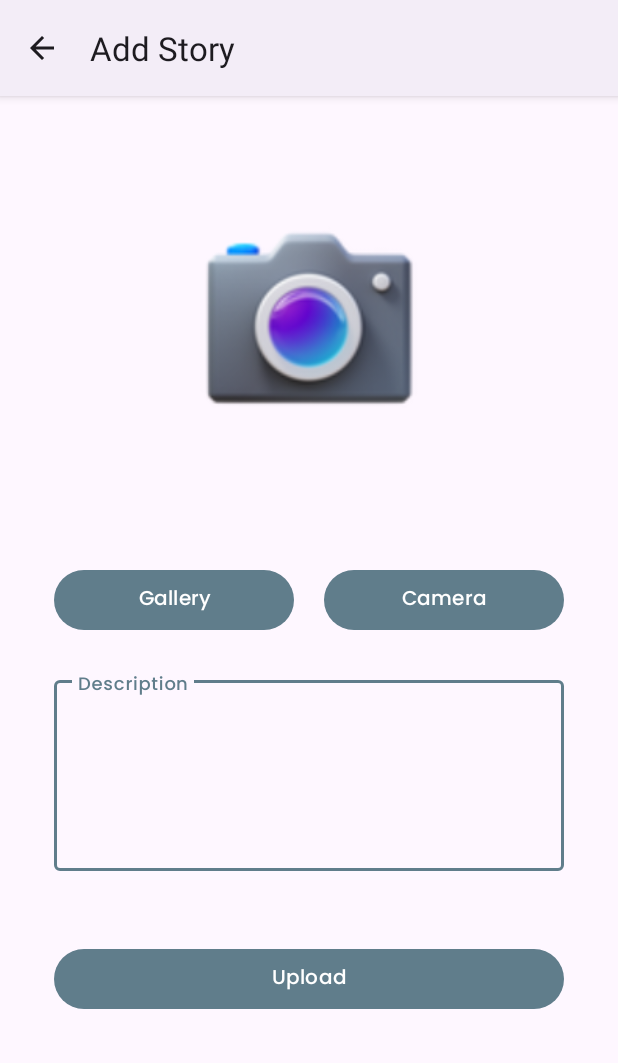
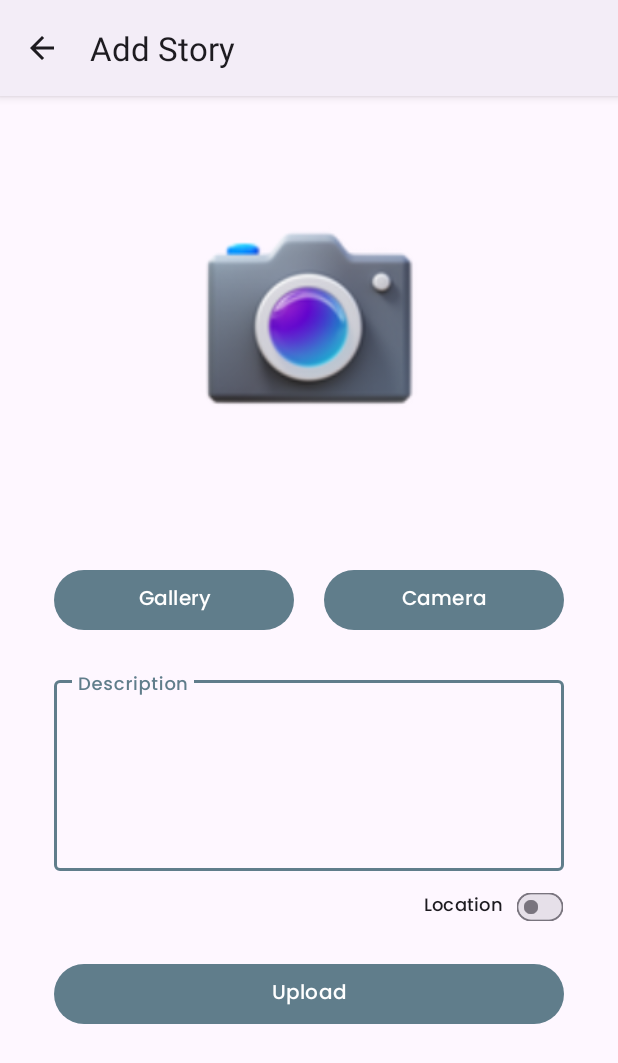
Before and after one commit to RifqiMuafa20/My-Story-App, an Android app: the AddStoryActivity screen opened directly, with no data from a screen before it, after a tap on "Upload", on a phone screen of 412 x 824 dp. Shown: the top 1063 px of the screen. Run offline under Robolectric (Android 15) with nearby library versions, the phone set to English and light mode, and no system bars; network calls fail; pictures from the network do not load.

Commit message:
feature: implement the location feature when uploading stories

```diff
--- a/app/build.gradle.kts
+++ b/app/build.gradle.kts
@@ -51,6 +51,7 @@ dependencies {
     implementation("com.google.android.material:material:1.12.0")
     implementation("androidx.constraintlayout:constraintlayout:2.1.4")
     implementation("com.google.android.gms:play-services-maps:18.2.0")
+    implementation("com.google.android.gms:play-services-location:21.3.0")
     testImplementation("junit:junit:4.13.2")
     androidTestImplementation("androidx.test.ext:junit:1.1.5")
     androidTestImplementation("androidx.test.espresso:espresso-core:3.5.1")
--- a/app/src/main/java/com/d121211063/mystoryapp/data/UserRepository.kt
+++ b/app/src/main/java/com/d121211063/mystoryapp/data/UserRepository.kt
@@ -78,10 +78,12 @@ class UserRepository private constructor(
 
     suspend fun uploadStory(
         file: MultipartBody.Part,
-        description: RequestBody
+        description: RequestBody,
+        lat: RequestBody? = null,
+        lon: RequestBody? = null
     ): Result<FileUploadResponse> {
         return try {
-            val response = apiService.uploadImage(file, description)
+            val response = apiService.uploadImage(file, description, lat, lon)
             Result.Success(response)
         } catch (e: Exception) {
             Result.Error(e.message ?: R.string.an_unknown_error_occurred.toString())
--- a/app/src/main/java/com/d121211063/mystoryapp/data/remote/retrofit/ApiService.kt
+++ b/app/src/main/java/com/d121211063/mystoryapp/data/remote/retrofit/ApiService.kt
@@ -46,5 +46,7 @@ interface ApiService {
     suspend fun uploadImage(
         @Part file: MultipartBody.Part,
         @Part("description") description: RequestBody,
+        @Part("lat") lat: RequestBody?,
+        @Part("lon") lon: RequestBody?,
     ): FileUploadResponse
 }
--- a/app/src/main/java/com/d121211063/mystoryapp/ui/add/AddStoryActivity.kt
+++ b/app/src/main/java/com/d121211063/mystoryapp/ui/add/AddStoryActivity.kt
@@ -3,10 +3,12 @@ package com.d121211063.mystoryapp.ui.add
 import android.Manifest
 import android.content.Intent
 import android.content.pm.PackageManager
+import android.location.Location
 import android.net.Uri
 import android.os.Bundle
 import android.view.MenuItem
 import android.view.View
+import android.widget.CompoundButton
 import android.widget.Toast
 import androidx.activity.result.PickVisualMediaRequest
 import androidx.activity.result.contract.ActivityResultContracts
@@ -20,6 +22,8 @@ import com.d121211063.mystoryapp.ui.main.MainActivity
 import com.d121211063.mystoryapp.util.getImageUri
 import com.d121211063.mystoryapp.util.reduceFileImage
 import com.d121211063.mystoryapp.util.uriToFile
+import com.google.android.gms.location.FusedLocationProviderClient
+import com.google.android.gms.location.LocationServices
 import okhttp3.MediaType.Companion.toMediaType
 import okhttp3.MultipartBody
 import okhttp3.RequestBody.Companion.asRequestBody
@@ -30,6 +34,9 @@ class AddStoryActivity : AppCompatActivity() {
     private lateinit var binding: ActivityAddStoryBinding
     private lateinit var viewModel: AddStoryViewModel
     private var currentImageUri: Uri? = null
+    private lateinit var fusedLocationClient: FusedLocationProviderClient
+    private var lat: Double? = null
+    private var lon: Double? = null
 
     private val requestPermissionLauncher =
         registerForActivityResult(
@@ -42,18 +49,35 @@ class AddStoryActivity : AppCompatActivity() {
             }
         }
 
-    private fun allPermissionsGranted() =
+    private fun cameraPermissionsGranted() =
         ContextCompat.checkSelfPermission(
             this,
             REQUIRED_PERMISSION
         ) == PackageManager.PERMISSION_GRANTED
+
+    private fun getMyLocation() {
+        if (ContextCompat.checkSelfPermission(
+                this.applicationContext,
+                Manifest.permission.ACCESS_FINE_LOCATION
+            ) == PackageManager.PERMISSION_GRANTED
+        ) {
+            fusedLocationClient.lastLocation.addOnSuccessListener { location: Location? ->
+                if (location != null) {
+                    lat = location.latitude
+                    lon = location.longitude
+                }
+            }
+        } else {
+            requestPermissionLauncher.launch(Manifest.permission.ACCESS_FINE_LOCATION)
+        }
+    }
 
     override fun onCreate(savedInstanceState: Bundle?) {
         super.onCreate(savedInstanceState)
         binding = ActivityAddStoryBinding.inflate(layoutInflater)
         setContentView(binding.root)
 
-        if (!allPermissionsGranted()) {
+        if (!cameraPermissionsGranted()) {
             requestPermissionLauncher.launch(REQUIRED_PERMISSION)
         }
 
@@ -68,6 +92,17 @@ class AddStoryActivity : AppCompatActivity() {
         binding.uploadButton.setOnClickListener {
             uploadImage()
         }
+
+        binding.materialSwitch.setOnCheckedChangeListener { _: CompoundButton?, isChecked: Boolean ->
+            if (isChecked) {
+                getMyLocation()
+            } else {
+                lat = null
+                lon = null
+            }
+        }
+
+        fusedLocationClient = LocationServices.getFusedLocationProviderClient(this);
 
         supportActionBar?.title = getString(R.string.add_story)
         supportActionBar?.setDisplayHomeAsUpEnabled(true)
@@ -137,6 +172,8 @@ class AddStoryActivity : AppCompatActivity() {
             val description = binding.edDescription.text.toString()
 
             val requestBody = description.toRequestBody("text/plain".toMediaType())
+            val requestLat = lat?.toString()?.toRequestBody("text/plain".toMediaType())
+            val requestLong = lon?.toString()?.toRequestBody("text/plain".toMediaType())
             val requestImageFile = imageFile.asRequestBody("image/jpeg".toMediaType())
             val multipartBody = MultipartBody.Part.createFormData(
                 "photo",
@@ -144,7 +181,7 @@ class AddStoryActivity : AppCompatActivity() {
                 requestImageFile
             )
 
-            viewModel.addStory(multipartBody, requestBody)
+            viewModel.addStory(multipartBody, requestBody, requestLat, requestLong)
 
         } ?: showToast(getString(R.string.empty_image_warning))
     }
--- a/app/src/main/java/com/d121211063/mystoryapp/ui/add/AddStoryViewModel.kt
+++ b/app/src/main/java/com/d121211063/mystoryapp/ui/add/AddStoryViewModel.kt
@@ -21,10 +21,15 @@
     private val _errorMessage = MutableLiveData<String?>()
     val errorMessage: LiveData<String?> = _errorMessage
 
-    fun addStory(file: MultipartBody.Part, description: RequestBody) {
+    fun addStory(
+        file: MultipartBody.Part,
+        description: RequestBody,
+        lat: RequestBody?,
+        lon: RequestBody?
+    ) {
         _isLoading.value = true
         viewModelScope.launch {
-            val result = repository.uploadStory(file, description)
+            val result = repository.uploadStory(file, description, lat, lon)
             _isLoading.value = false
 
             when (result) {
--- a/app/src/main/res/layout/activity_add_story.xml
+++ b/app/src/main/res/layout/activity_add_story.xml
@@ -36,8 +36,8 @@
             android:layout_height="wrap_content"
             android:layout_marginVertical="12dp"
             android:layout_marginEnd="20dp"
+            android:fontFamily="@font/poppins_medium"
             android:text="@string/gallery"
-            android:fontFamily="@font/poppins_medium"
             android:textSize="13sp"
             app:layout_constraintEnd_toEndOf="parent"
             app:layout_constraintEnd_toStartOf="@+id/cameraButton"
@@ -49,8 +49,8 @@
             android:id="@+id/cameraButton"
             android:layout_width="0dp"
             android:layout_height="wrap_content"
+            android:fontFamily="@font/poppins_medium"
             android:text="@string/camera"
-            android:fontFamily="@font/poppins_medium"
             android:textSize="13sp"
             app:layout_constraintEnd_toEndOf="@+id/uploadButton"
             app:layout_constraintStart_toEndOf="@+id/galleryButton"
@@ -73,27 +73,41 @@
                 android:layout_width="match_parent"
                 android:layout_height="wrap_content"
                 android:ems="10"
+                android:fontFamily="@font/poppins_medium"
                 android:gravity="top"
-                android:fontFamily="@font/poppins_medium"
-                android:textSize="12sp"
                 android:inputType="textMultiLine"
                 android:minLines="5"
+                android:textSize="12sp"
                 tools:ignore="SpeakableTextPresentCheck" />
 
         </com.google.android.material.textfield.TextInputLayout>
+
+        <com.google.android.material.materialswitch.MaterialSwitch
+            android:id="@+id/materialSwitch"
+            android:layout_width="wrap_content"
+            android:layout_height="match_parent"
+            android:layout_marginEnd="5dp"
+            android:checked="false"
+            android:fontFamily="@font/poppins_medium"
+            android:scaleX="0.6"
+            android:scaleY="0.6"
+            android:text="@string/input_location"
+            android:textSize="20sp"
+            app:layout_constraintEnd_toEndOf="parent"
+            app:layout_constraintTop_toBottomOf="@+id/descriptionEditTextLayout" />
 
         <Button
             android:id="@+id/uploadButton"
             android:layout_width="0dp"
             android:layout_height="wrap_content"
             android:layout_marginHorizontal="36dp"
-            android:layout_marginVertical="48dp"
+            android:layout_marginVertical="10dp"
+            android:fontFamily="@font/poppins_medium"
             android:text="@string/upload"
-            android:fontFamily="@font/poppins_medium"
             android:textSize="13sp"
             app:layout_constraintEnd_toEndOf="parent"
             app:layout_constraintStart_toStartOf="parent"
-            app:layout_constraintTop_toBottomOf="@+id/descriptionEditTextLayout" />
+            app:layout_constraintTop_toBottomOf="@+id/materialSwitch" />
 
     </androidx.constraintlayout.widget.ConstraintLayout>
 </ScrollView>
--- a/app/src/main/res/layout/activity_main.xml
+++ b/app/src/main/res/layout/activity_main.xml
@@ -22,8 +22,8 @@
         android:layout_width="48dp"
         android:layout_height="48dp"
         android:visibility="gone"
+        app:layout_anchor="@id/rvStories"
         app:layout_anchorGravity="center"
-        app:layout_anchor="@id/rvStories"
         tools:visibility="visible" />
 
     <com.google.android.material.floatingactionbutton.FloatingActionButton
@@ -31,6 +31,7 @@
         android:layout_width="wrap_content"
         android:layout_height="wrap_content"
         android:layout_margin="16dp"
+        android:contentDescription="@string/add_story"
         android:foregroundGravity="bottom"
         app:fabSize="normal"
         app:layout_anchor="@id/rvStories"
--- a/app/src/main/res/values/strings.xml
+++ b/app/src/main/res/values/strings.xml
@@ -48,4 +48,5 @@
     <string name="granted">Permission request granted</string>
     <string name="denied">Permission request denied</string>
     <string name="retry">Try Again</string>
+    <string name="input_location">Location</string>
 </resources>
```
Also changed, not shown: 1 other file.
